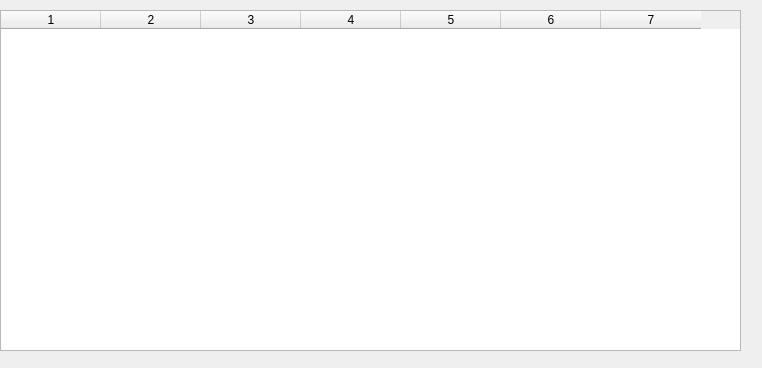
Above: main.ui from waste069/CoffeeDB-Viewer before the change. Below: the same form after it.
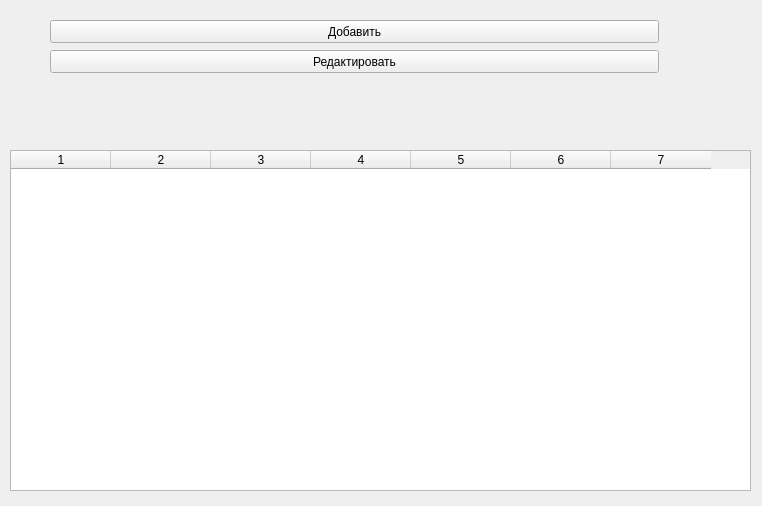
That is the form after the change.

Commit message: Add coffee adding and editing functionality

Diff of the .ui file:
```diff
--- a/main.ui
+++ b/main.ui
@@ -7,7 +7,7 @@
     <x>0</x>
     <y>0</y>
     <width>762</width>
-    <height>368</height>
+    <height>506</height>
    </rect>
   </property>
   <property name="windowTitle">
@@ -16,8 +16,8 @@
   <widget class="QTableWidget" name="tableWidget">
    <property name="geometry">
     <rect>
-     <x>0</x>
-     <y>10</y>
+     <x>10</x>
+     <y>150</y>
      <width>741</width>
      <height>341</height>
     </rect>
@@ -33,6 +33,32 @@
    <column/>
    <column/>
   </widget>
+  <widget class="QPushButton" name="addButton">
+   <property name="geometry">
+    <rect>
+     <x>50</x>
+     <y>20</y>
+     <width>609</width>
+     <height>23</height>
+    </rect>
+   </property>
+   <property name="text">
+    <string>Добавить</string>
+   </property>
+  </widget>
+  <widget class="QPushButton" name="editButton">
+   <property name="geometry">
+    <rect>
+     <x>50</x>
+     <y>50</y>
+     <width>609</width>
+     <height>23</height>
+    </rect>
+   </property>
+   <property name="text">
+    <string>Редактировать</string>
+   </property>
+  </widget>
  </widget>
  <resources/>
  <connections/>
```
The commit also changes 2 other files.
